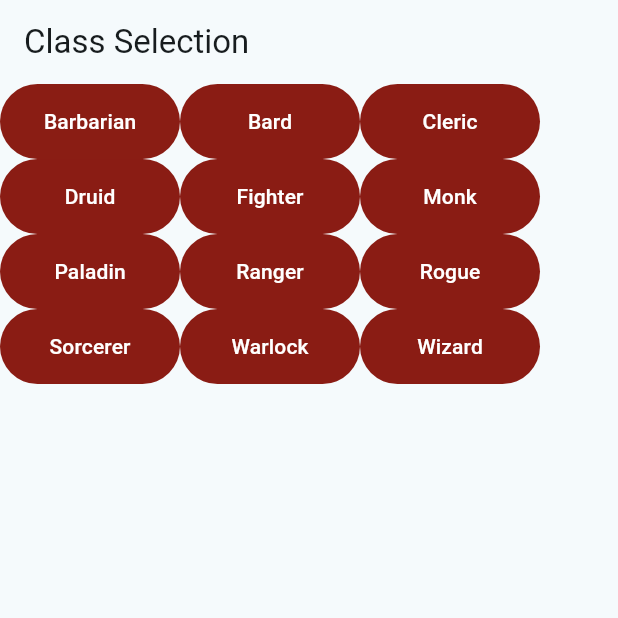
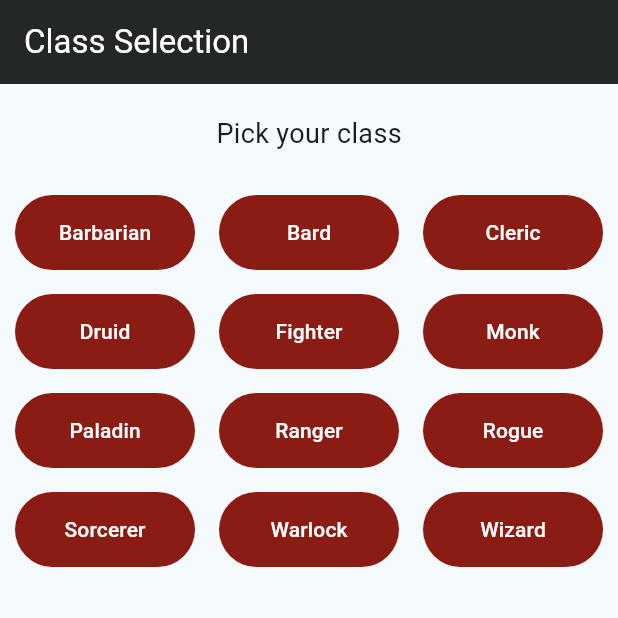
Before and after one commit to MatthewACraig/DnD_Character_Creator, a Flutter app: the screen it shows after launch, on a phone screen of 412 x 824 dp, the top half of it. Run offline on Flutter 3.47's test engine with Material 3 defaults, Android fonts, the phone set to English and light mode, and no system bars.

Commit message:
Buttons looking good, need logic and a bottom display showing info

```diff
--- a/lib/Screens/class_selection.dart
+++ b/lib/Screens/class_selection.dart
@@ -1,4 +1,5 @@
 import 'package:flutter/material.dart';
+import 'package:dnd_character_creator/Widgets/button_with_padding.dart';
 
 class ClassSelection extends StatefulWidget {
   const ClassSelection({Key? key}) : super(key: key);
@@ -12,93 +13,32 @@ class _ClassSelectionState extends State<ClassSelection> {
   Widget build(BuildContext context) {
     return Scaffold(
       appBar: AppBar(
-        title: const Text('Class Selection'),
+        backgroundColor: Theme.of(context).appBarTheme.backgroundColor,
+        title: Text('Class Selection', style: TextStyle(color: Colors.white)),
       ),
       body: Column(
         children: [
+          SizedBox(height: 20),
+          Center(child: Text('Pick your class', style: TextStyle(fontSize: 18),),),
+          SizedBox(height: 20),
           Wrap(
-            crossAxisAlignment: WrapCrossAlignment.center,
             children: <Widget>[
-              FilledButton(
-                onPressed: () {},
-                child: const Text('Barbarian'),
-                style: ButtonStyle(
-                  minimumSize: WidgetStateProperty.all(Size(120, 50)),
-
-                  backgroundColor: WidgetStateProperty.all(
-                      const Color.fromARGB(255, 138, 29, 20)),
-                ),
-              ),
-              FilledButton(onPressed: () {}, child: const Text('Bard'), style: ButtonStyle(
-                padding: WidgetStateProperty.all(const EdgeInsets.all(10)),
-                minimumSize: WidgetStateProperty.all(Size(120, 50)),
-                  backgroundColor: WidgetStateProperty.all(
-                      const Color.fromARGB(255, 138, 28, 20)),
-                ),),
-              FilledButton(onPressed: () {}, child: const Text('Cleric'), style: ButtonStyle(
-                  padding: WidgetStateProperty.all(const EdgeInsets.all(10)),
-                  minimumSize: WidgetStateProperty.all(Size(120, 50)),
-                  backgroundColor: WidgetStateProperty.all(
-                      const Color.fromARGB(255, 138, 28, 20)),
-                ),),
-              FilledButton(onPressed: () {}, child: const Text('Druid'), style: ButtonStyle(
-                padding: WidgetStateProperty.all(const EdgeInsets.all(10)),
-                  minimumSize: WidgetStateProperty.all(Size(120, 50)),
-                  backgroundColor: WidgetStateProperty.all(
-                      const Color.fromARGB(255, 138, 28, 20)),
-                ),),
-              FilledButton(onPressed: () {}, child: const Text('Fighter'), style: ButtonStyle(
-                padding: WidgetStateProperty.all(const EdgeInsets.all(10)),
-                  minimumSize: WidgetStateProperty.all(Size(120, 50)),
-                  backgroundColor: WidgetStateProperty.all(
-                      const Color.fromARGB(255, 138, 28, 20)),
-                ),),
-              FilledButton(onPressed: () {}, child: const Text('Monk'), style: ButtonStyle(
-                padding: WidgetStateProperty.all(const EdgeInsets.all(10)),
-                  minimumSize: WidgetStateProperty.all(Size(120, 50)),
-                  backgroundColor: WidgetStateProperty.all(
-                      const Color.fromARGB(255, 138, 28, 20)),
-                ),),
-              FilledButton(onPressed: () {}, child: const Text('Paladin'), style: ButtonStyle(
-                padding: WidgetStateProperty.all(const EdgeInsets.all(10)),
-                  minimumSize: WidgetStateProperty.all(Size(120, 50)),
-                  backgroundColor: WidgetStateProperty.all(
-                      const Color.fromARGB(255, 138, 28, 20)),
-                ),),
-              FilledButton(onPressed: () {}, child: const Text('Ranger'), style: ButtonStyle(
-                padding: WidgetStateProperty.all(const EdgeInsets.all(10)),
-                  minimumSize: WidgetStateProperty.all(Size(120, 50)),
-                  backgroundColor: WidgetStateProperty.all(
-                      const Color.fromARGB(255, 138, 28, 20)),
-                ),),
-              FilledButton(onPressed: () {}, child: const Text('Rogue'), style: ButtonStyle(
-                padding: WidgetStateProperty.all(const EdgeInsets.all(10)),
-                  minimumSize: WidgetStateProperty.all(Size(120, 50)),
-                  backgroundColor: WidgetStateProperty.all(
-                      const Color.fromARGB(255, 138, 28, 20)),
-                ),),
-              FilledButton(onPressed: () {}, child: const Text('Sorcerer'), style: ButtonStyle(
-                padding: WidgetStateProperty.all(const EdgeInsets.all(10)),
-                  minimumSize: WidgetStateProperty.all(Size(120, 50)),
-                  backgroundColor: WidgetStateProperty.all(
-                      const Color.fromARGB(255, 138, 28, 20)),
-                ),),
-              FilledButton(onPressed: () {}, child: const Text('Warlock'), style: ButtonStyle(
-                padding: WidgetStateProperty.all(const EdgeInsets.all(10)),
-                  minimumSize: WidgetStateProperty.all(Size(120, 50)),
-                  backgroundColor: WidgetStateProperty.all(
-                      const Color.fromARGB(255, 138, 28, 20)),
-                ),),
-              FilledButton(onPressed: () {}, child: const Text('Wizard'), style: ButtonStyle(
-                padding: WidgetStateProperty.all(const EdgeInsets.all(10)),
-                  minimumSize: WidgetStateProperty.all(Size(120, 50)),
-                  backgroundColor: WidgetStateProperty.all(
-                      const Color.fromARGB(255, 138, 28, 20)),
-                ),),
+              ButtonWithPadding(onPressed: () {}, textContent: 'Barbarian'),
+              ButtonWithPadding(onPressed: () {}, textContent: 'Bard'),
+              ButtonWithPadding(onPressed: () {}, textContent: 'Cleric'),
+              ButtonWithPadding(onPressed: () {}, textContent: 'Druid'),
+              ButtonWithPadding(onPressed: () {}, textContent: 'Fighter'),
+              ButtonWithPadding(onPressed: () {}, textContent: 'Monk'),
+              ButtonWithPadding(onPressed: () {}, textContent: 'Paladin'),
+              ButtonWithPadding(onPressed: () {}, textContent: 'Ranger'),
+              ButtonWithPadding(onPressed: () {}, textContent: 'Rogue'),
+              ButtonWithPadding(onPressed: () {}, textContent: 'Sorcerer'),
+              ButtonWithPadding(onPressed: () {}, textContent: 'Warlock'),
+              ButtonWithPadding(onPressed: () {}, textContent: 'Wizard'),
             ],
           ),
         ],
       ),
     );
   }
-} //test
+}
--- a/lib/main.dart
+++ b/lib/main.dart
@@ -16,6 +16,9 @@ class MyApp extends StatelessWidget {
       theme: ThemeData(
         colorScheme: ColorScheme.fromSeed(seedColor: const Color.fromARGB(255, 56, 179, 206)),
         useMaterial3: true,
+        appBarTheme: AppBarTheme(
+          backgroundColor: const Color.fromARGB(255, 36, 39, 40),
+        ),
       ),
       home: const ClassSelection(),
     );
```
